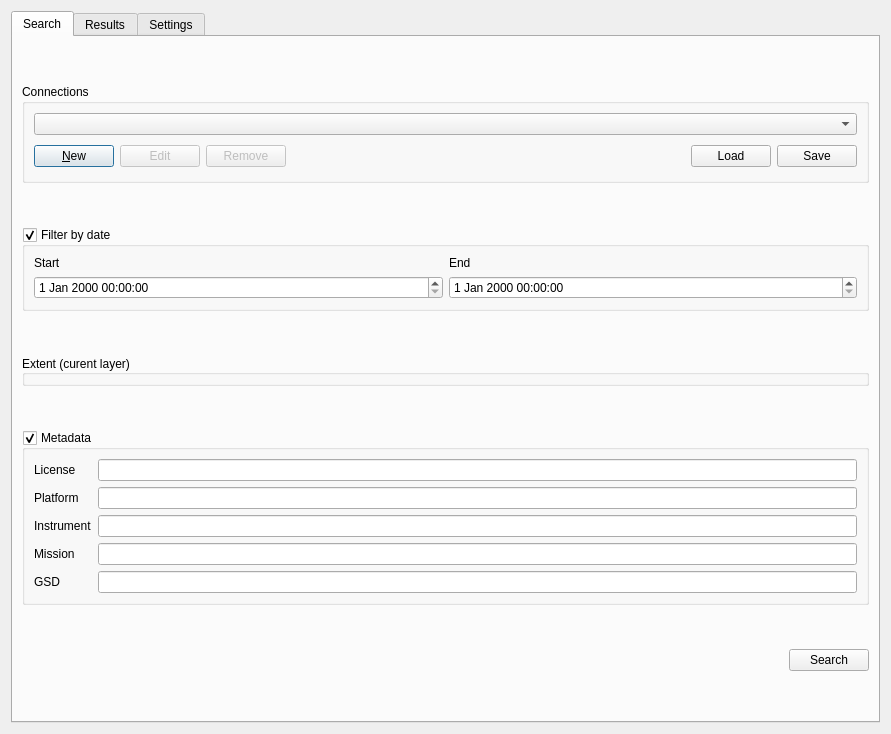
Old version of the form src/qgis_stac/ui/qgis_stac_widget.ui in the repository stac-utils/qgis-stac-plugin.
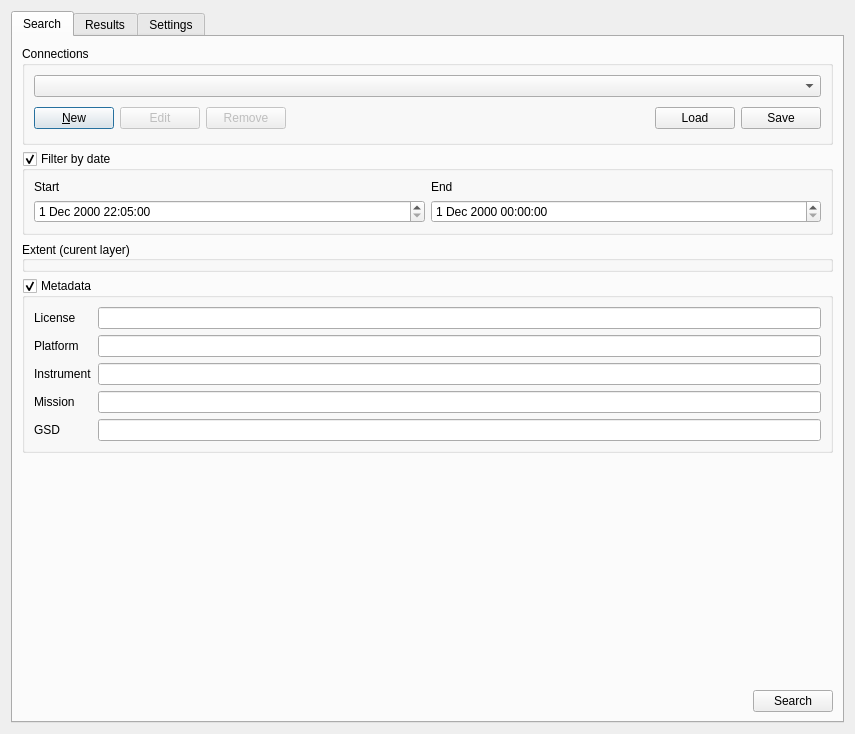
New version of the form. Custom widgets are drawn as their Qt base class.

Commit message: updated main widget to use QgsCollapsibleGroupBox

Patch:
```diff
--- a/src/qgis_stac/ui/qgis_stac_widget.ui
+++ b/src/qgis_stac/ui/qgis_stac_widget.ui
@@ -6,7 +6,7 @@
    <rect>
     <x>0</x>
     <y>0</y>
-    <width>891</width>
+    <width>855</width>
     <height>734</height>
    </rect>
   </property>
@@ -90,7 +90,7 @@
              </widget>
             </item>
             <item>
-             <spacer>
+             <spacer name="horizontal_space">
               <property name="orientation">
                <enum>Qt::Horizontal</enum>
               </property>
@@ -131,40 +131,56 @@
         </widget>
        </item>
        <item>
-        <widget class="QGroupBox" name="filter_date">
-         <property name="sizePolicy">
-          <sizepolicy hsizetype="Preferred" vsizetype="Fixed">
-           <horstretch>0</horstretch>
-           <verstretch>0</verstretch>
-          </sizepolicy>
-         </property>
+        <widget class="QgsCollapsibleGroupBox" name="date_filter">
          <property name="title">
           <string>Filter by date</string>
          </property>
          <property name="checkable">
           <bool>true</bool>
          </property>
-         <layout class="QGridLayout" name="gridLayout">
-          <item row="2" column="1">
-           <widget class="QDateTimeEdit" name="dateTimeEdit_2"/>
-          </item>
-          <item row="2" column="0">
-           <widget class="QDateTimeEdit" name="dateTimeEdit"/>
-          </item>
-          <item row="1" column="0">
-           <widget class="QLabel" name="label_13">
-            <property name="text">
-             <string>Start</string>
-            </property>
-           </widget>
-          </item>
-          <item row="1" column="1">
+         <property name="collapsed">
+          <bool>false</bool>
+         </property>
+         <layout class="QGridLayout" name="gridLayout_2">
+          <item row="0" column="1">
            <widget class="QLabel" name="label_14">
             <property name="text">
              <string>End</string>
             </property>
            </widget>
           </item>
+          <item row="0" column="0">
+           <widget class="QLabel" name="label_13">
+            <property name="text">
+             <string>Start</string>
+            </property>
+           </widget>
+          </item>
+          <item row="1" column="0">
+           <widget class="QgsDateTimeEdit" name="start_dte">
+            <property name="dateTime">
+             <datetime>
+              <hour>22</hour>
+              <minute>5</minute>
+              <second>0</second>
+              <year>2000</year>
+              <month>12</month>
+              <day>1</day>
+             </datetime>
+            </property>
+           </widget>
+          </item>
+          <item row="1" column="1">
+           <widget class="QgsDateTimeEdit" name="end_dte">
+            <property name="date">
+             <date>
+              <year>2000</year>
+              <month>12</month>
+              <day>1</day>
+             </date>
+            </property>
+           </widget>
+          </item>
          </layout>
         </widget>
        </item>
@@ -237,30 +253,17 @@
         </layout>
        </item>
        <item>
-        <widget class="QGroupBox" name="filter_metadata">
-         <property name="sizePolicy">
-          <sizepolicy hsizetype="Preferred" vsizetype="Fixed">
-           <horstretch>0</horstretch>
-           <verstretch>0</verstretch>
-          </sizepolicy>
-         </property>
+        <widget class="QgsCollapsibleGroupBox" name="mGroupBox">
          <property name="title">
           <string>Metadata</string>
          </property>
          <property name="checkable">
           <bool>true</bool>
          </property>
-         <layout class="QGridLayout" name="gridLayout_7">
-          <item row="4" column="1">
-           <widget class="QLineEdit" name="lineEdit_5"/>
-          </item>
-          <item row="3" column="0">
-           <widget class="QLabel" name="label_11">
-            <property name="text">
-             <string>Mission</string>
-            </property>
-           </widget>
-          </item>
+         <property name="collapsed">
+          <bool>false</bool>
+         </property>
+         <layout class="QGridLayout" name="gridLayout">
           <item row="0" column="0">
            <widget class="QLabel" name="label_4">
             <property name="text">
@@ -268,8 +271,8 @@
             </property>
            </widget>
           </item>
-          <item row="1" column="1">
-           <widget class="QLineEdit" name="lineEdit_2"/>
+          <item row="0" column="1">
+           <widget class="QLineEdit" name="lineEdit"/>
           </item>
           <item row="1" column="0">
            <widget class="QLabel" name="label_5">
@@ -278,6 +281,9 @@
             </property>
            </widget>
           </item>
+          <item row="1" column="1">
+           <widget class="QLineEdit" name="lineEdit_2"/>
+          </item>
           <item row="2" column="0">
            <widget class="QLabel" name="label_6">
             <property name="text">
@@ -288,6 +294,13 @@
           <item row="2" column="1">
            <widget class="QLineEdit" name="lineEdit_3"/>
           </item>
+          <item row="3" column="0">
+           <widget class="QLabel" name="label_11">
+            <property name="text">
+             <string>Mission</string>
+            </property>
+           </widget>
+          </item>
           <item row="3" column="1">
            <widget class="QLineEdit" name="lineEdit_4"/>
           </item>
@@ -298,12 +311,25 @@
             </property>
            </widget>
           </item>
-          <item row="0" column="1">
-           <widget class="QLineEdit" name="lineEdit"/>
+          <item row="4" column="1">
+           <widget class="QLineEdit" name="lineEdit_5"/>
           </item>
          </layout>
         </widget>
        </item>
+       <item>
+        <spacer name="verticalSpacer">
+         <property name="orientation">
+          <enum>Qt::Vertical</enum>
+         </property>
+         <property name="sizeHint" stdset="0">
+          <size>
+           <width>20</width>
+           <height>40</height>
+          </size>
+         </property>
+        </spacer>
+       </item>
        <item>
         <layout class="QHBoxLayout" name="horizontalLayout_3">
          <item>
@@ -578,6 +604,11 @@
    <header>qgscollapsiblegroupbox.h</header>
    <container>1</container>
   </customwidget>
+  <customwidget>
+   <class>QgsDateTimeEdit</class>
+   <extends>QDateTimeEdit</extends>
+   <header>qgsdatetimeedit.h</header>
+  </customwidget>
   <customwidget>
    <class>QgsExtentGroupBox</class>
    <extends>QgsCollapsibleGroupBox</extends>
```
Left out of the diff: 59 changed lines with no effect on the pictures.
